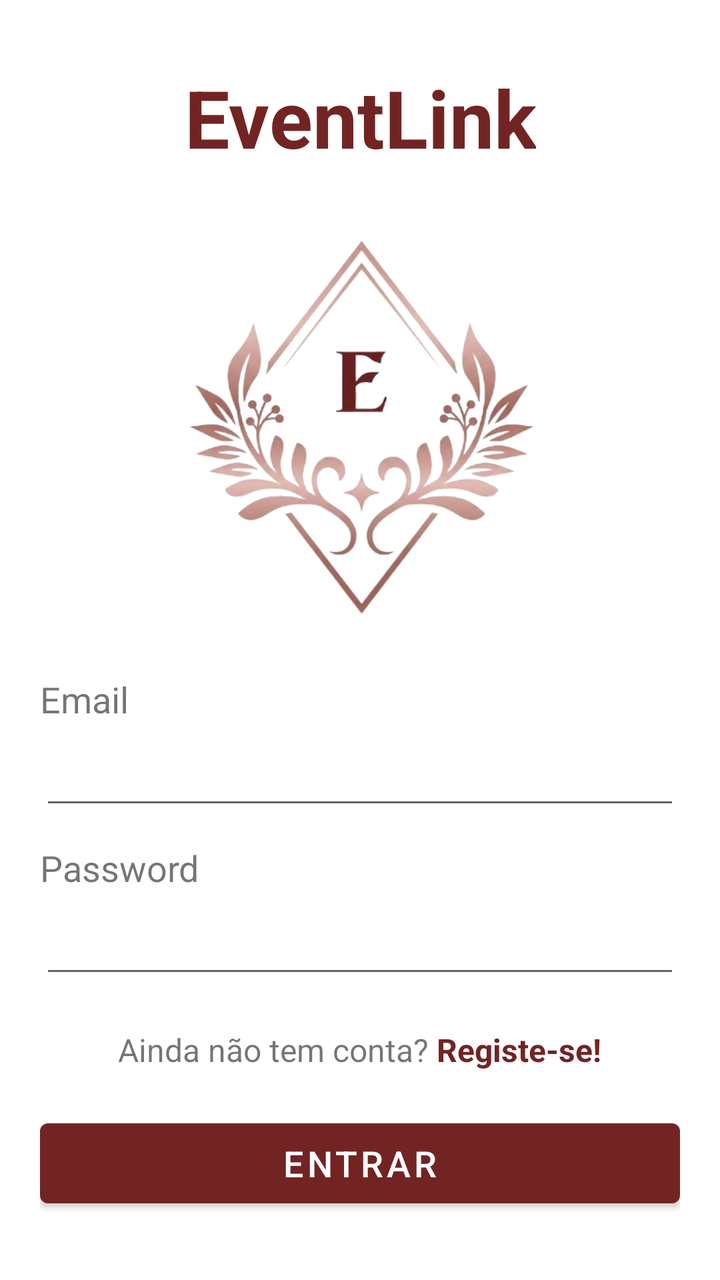
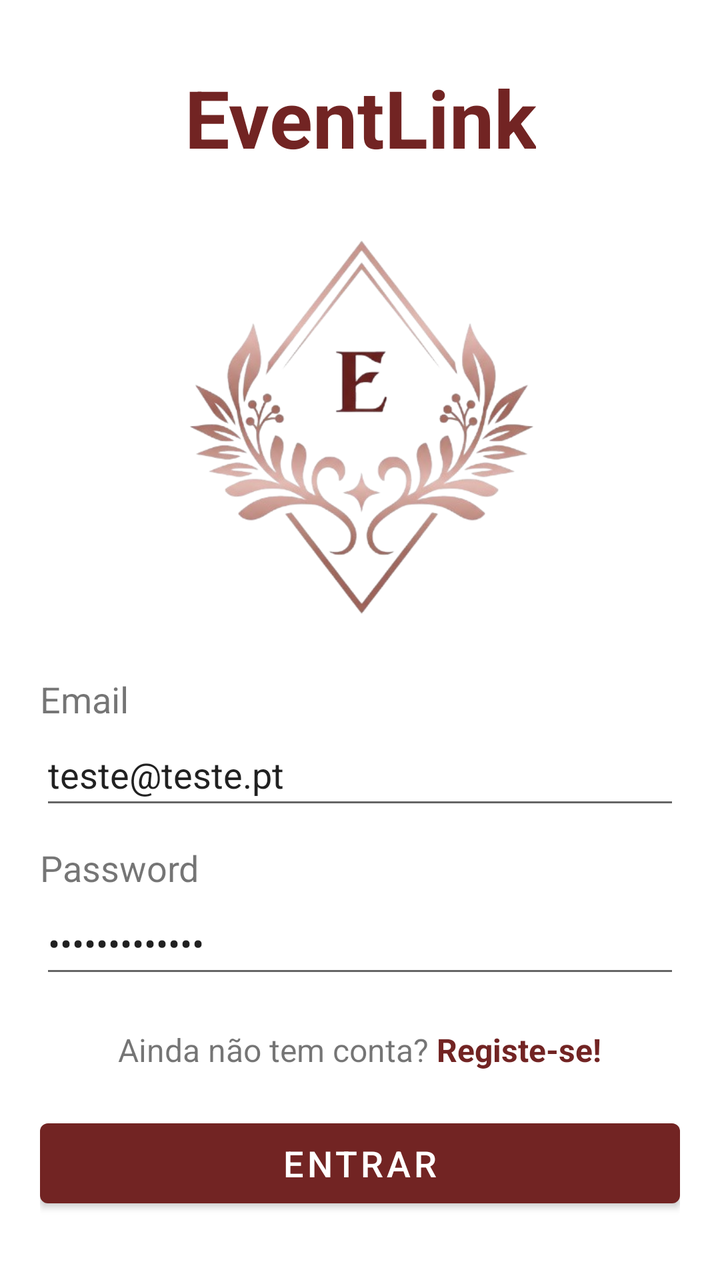

Before-and-after screenshots of an Android layout around one commit, followed by the original layout XML and the change that was made.
<!-- AndroidManifest.xml: activity theme Theme.EventLink.WithActionBar -->
<!-- res/layout/activity_login.xml -->
<?xml version="1.0" encoding="utf-8"?>
<ScrollView xmlns:android="http://schemas.android.com/apk/res/android"
    xmlns:app="http://schemas.android.com/apk/res-auto"
    xmlns:tools="http://schemas.android.com/tools"
    android:id="@+id/main"
    android:layout_width="match_parent"
    android:layout_height="match_parent"
    android:fillViewport="true"
    android:fitsSystemWindows="true"
    tools:context="com.example.eventlink.LoginActivity">

    <LinearLayout
        android:layout_width="match_parent"
        android:layout_height="wrap_content"
        android:gravity="center"
        android:orientation="vertical"
        android:paddingHorizontal="20dp"
        android:paddingVertical="24dp">

        <TextView
            android:id="@+id/tv_eventlink"
            android:layout_width="wrap_content"
            android:layout_height="wrap_content"
            android:fontFamily="sans-serif"
            android:text="@string/txt_eventlink"
            android:textAlignment="center"
            android:textColor="@color/color_eventlink"
            android:textSize="40sp"
            android:textStyle="bold" />

        <ImageView
            android:id="@+id/img_eventlink"
            android:layout_width="220dp"
            android:layout_height="220dp"
            android:layout_marginTop="12dp"
            android:layout_marginBottom="20dp"
            android:scaleType="fitCenter"
            app:srcCompat="@drawable/eventlink" />

        <TextView
            android:id="@+id/tv_email"
            android:layout_width="match_parent"
            android:layout_height="wrap_content"
            android:text="@string/txt_email"
            android:textSize="18sp" />

        <EditText
            android:id="@+id/etEmail"
            android:layout_width="match_parent"
            android:layout_height="wrap_content"
            android:minHeight="48dp"
            android:ems="10"
            android:inputType="textEmailAddress" />

        <TextView
            android:id="@+id/tv_password"
            android:layout_width="match_parent"
            android:layout_height="wrap_content"
            android:layout_marginTop="12dp"
            android:text="@string/txt_password"
            android:textSize="18sp" />

        <EditText
            android:id="@+id/etPassword"
            android:layout_width="match_parent"
            android:layout_height="wrap_content"
            android:minHeight="48dp"
            android:ems="10"
            android:inputType="textPassword" />

        <LinearLayout
            android:layout_width="match_parent"
            android:layout_height="wrap_content"
            android:layout_marginTop="20dp"
            android:gravity="center"
            android:orientation="horizontal">

            <TextView
                android:id="@+id/tv_semconta"
                android:layout_width="wrap_content"
                android:layout_height="wrap_content"
                android:text="@string/txt_ainda_nao_tem_conta_login"
                android:textSize="16sp" />

            <TextView
                android:id="@+id/tv_registe_login"
                android:layout_width="wrap_content"
                android:layout_height="wrap_content"
                android:layout_marginStart="4dp"
                android:clickable="true"
                android:focusable="true"
                android:onClick="onClickRegister"
                android:text="@string/txt_registe_login"
                android:textColor="@color/color_eventlink"
                android:textSize="16sp"
                android:textStyle="bold" />

        </LinearLayout>

        <Button
            android:id="@+id/button"
            android:layout_width="match_parent"
            android:layout_height="wrap_content"
            android:layout_marginTop="20dp"
            android:minHeight="52dp"
            android:onClick="onClickLogin"
            android:text="@string/btn_entrar_login"
            android:textColor="@color/white"
            android:textSize="18sp"
            app:backgroundTint="@color/color_eventlink" />

    </LinearLayout>
</ScrollView>
<!-- resources referenced by this layout -->
<resources>
  <color name="color_eventlink">#722423</color>
  <color name="white">#FFFFFFFF</color>
  <!-- drawable eventlink: jpg bitmap (drawable, 119129 bytes) -->
  <string name="btn_entrar_login">Entrar</string>
  <string name="txt_ainda_nao_tem_conta_login">Ainda não tem conta?</string>
  <string name="txt_email">Email</string>
  <string name="txt_eventlink">EventLink</string>
  <string name="txt_password">Password</string>
  <string name="txt_registe_login">Registe-se!</string>
  <style name="Theme.EventLink.WithActionBar" parent="Theme.MaterialComponents.DayNight.DarkActionBar">
          <item name="colorPrimary">@color/color_eventlink</item>
      </style>
</resources>

<!-- the commit's change to res/layout/activity_login.xml (unified diff, before → after) -->
@@ -50,7 +50,8 @@
             android:layout_height="wrap_content"
             android:minHeight="48dp"
             android:ems="10"
-            android:inputType="textEmailAddress" />
+            android:inputType="textEmailAddress"
+            android:text="teste@teste.pt"/>
 
         <TextView
             android:id="@+id/tv_password"
@@ -66,7 +67,8 @@
             android:layout_height="wrap_content"
             android:minHeight="48dp"
             android:ems="10"
-            android:inputType="textPassword" />
+            android:inputType="textPassword"
+            android:text="1233535123511"/>
 
         <LinearLayout
             android:layout_width="match_parent"
